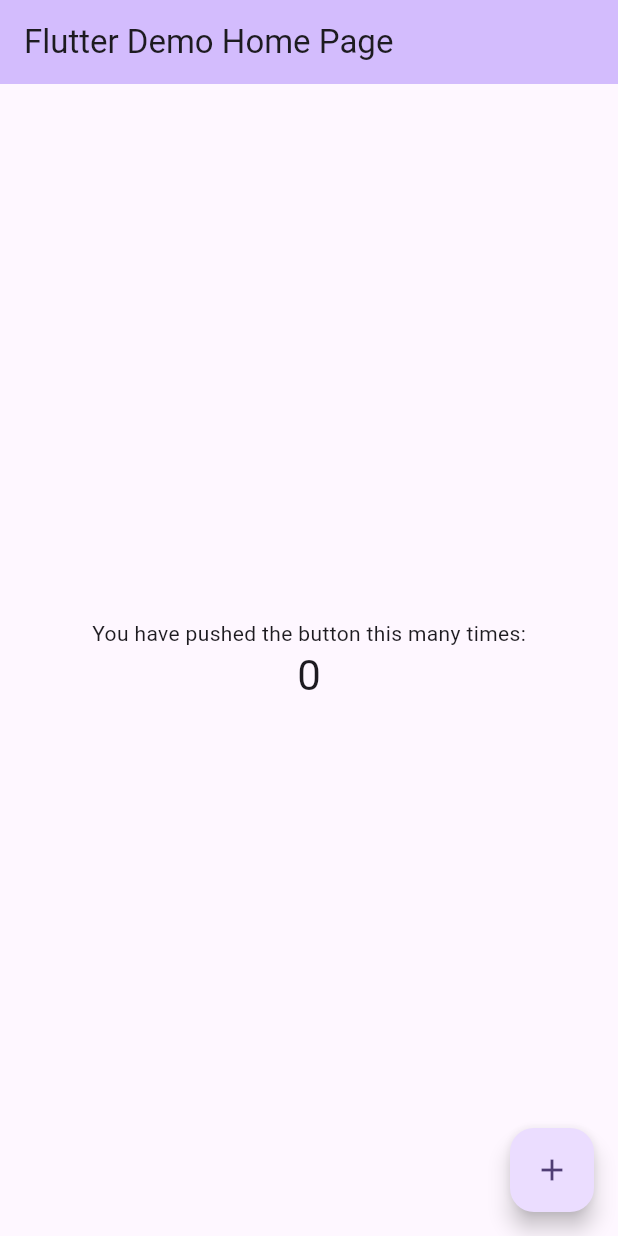
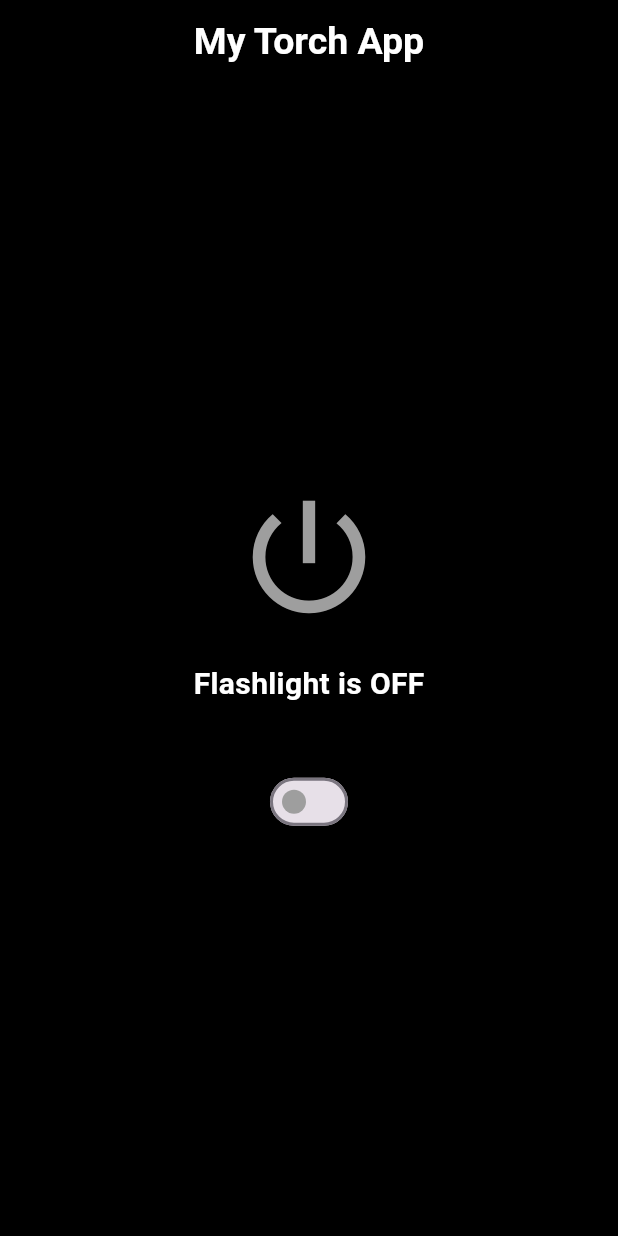
Before and after one commit to Suhairjaman/torch_app, a Flutter app: the screen it shows after launch, on a phone screen of 412 x 824 dp. Run offline on Flutter 3.47's test engine with Material 3 defaults, Android fonts, the phone set to English and light mode, and no system bars; our stand-ins replace get, lottie, shared_preferences; missing offline and left inert: torch_light.

Commit message:
Updated torch app

```diff
--- a/lib/main.dart
+++ b/lib/main.dart
@@ -1,4 +1,6 @@
 import 'package:flutter/material.dart';
+import 'package:get/get_navigation/src/root/get_material_app.dart';
+import 'package:torch_app/view/splash_screen.dart';
 
 void main() {
   runApp(const MyApp());
@@ -10,113 +12,13 @@ class MyApp extends StatelessWidget {
   // This widget is the root of your application.
   @override
   Widget build(BuildContext context) {
-    return MaterialApp(
-      title: 'Flutter Demo',
+    return GetMaterialApp(
+      title: 'Torch App',
+      debugShowCheckedModeBanner: false,
       theme: ThemeData(
-        // This is the theme of your application.
-        //
-        // TRY THIS: Try running your application with "flutter run". You'll see
-        // the application has a purple toolbar. Then, without quitting the app,
-        // try changing the seedColor in the colorScheme below to Colors.green
-        // and then invoke "hot reload" (save your changes or press the "hot
-        // reload" button in a Flutter-supported IDE, or press "r" if you used
-        // the command line to start the app).
-        //
-        // Notice that the counter didn't reset back to zero; the application
-        // state is not lost during the reload. To reset the state, use hot
-        // restart instead.
-        //
-        // This works for code too, not just values: Most code changes can be
-        // tested with just a hot reload.
         colorScheme: ColorScheme.fromSeed(seedColor: Colors.deepPurple),
       ),
-      home: const MyHomePage(title: 'Flutter Demo Home Page'),
+      home: SplashScreen(),
     );
   }
 }
-
-class MyHomePage extends StatefulWidget {
-  const MyHomePage({super.key, required this.title});
-
-  // This widget is the home page of your application. It is stateful, meaning
-  // that it has a State object (defined below) that contains fields that affect
-  // how it looks.
-
-  // This class is the configuration for the state. It holds the values (in this
-  // case the title) provided by the parent (in this case the App widget) and
-  // used by the build method of the State. Fields in a Widget subclass are
-  // always marked "final".
-
-  final String title;
-
-  @override
-  State<MyHomePage> createState() => _MyHomePageState();
-}
-
-class _MyHomePageState extends State<MyHomePage> {
-  int _counter = 0;
-
-  void _incrementCounter() {
-    setState(() {
-      // This call to setState tells the Flutter framework that something has
-      // changed in this State, which causes it to rerun the build method below
-      // so that the display can reflect the updated values. If we changed
-      // _counter without calling setState(), then the build method would not be
-      // called again, and so nothing would appear to happen.
-      _counter++;
-    });
-  }
-
-  @override
-  Widget build(BuildContext context) {
-    // This method is rerun every time setState is called, for instance as done
-    // by the _incrementCounter method above.
-    //
-    // The Flutter framework has been optimized to make rerunning build methods
-    // fast, so that you can just rebuild anything that needs updating rather
-    // than having to individually change instances of widgets.
-    return Scaffold(
-      appBar: AppBar(
-        // TRY THIS: Try changing the color here to a specific color (to
-        // Colors.amber, perhaps?) and trigger a hot reload to see the AppBar
-        // change color while the other colors stay the same.
-        backgroundColor: Theme.of(context).colorScheme.inversePrimary,
-        // Here we take the value from the MyHomePage object that was created by
-        // the App.build method, and use it to set our appbar title.
-        title: Text(widget.title),
-      ),
-      body: Center(
-        // Center is a layout widget. It takes a single child and positions it
-        // in the middle of the parent.
-        child: Column(
-          // Column is also a layout widget. It takes a list of children and
-          // arranges them vertically. By default, it sizes itself to fit its
-          // children horizontally, and tries to be as tall as its parent.
-          //
-          // Column has various properties to control how it sizes itself and
-          // how it positions its children. Here we use mainAxisAlignment to
-          // center the children vertically; the main axis here is the vertical
-          // axis because Columns are vertical (the cross axis would be
-          // horizontal).
-          //
-          // TRY THIS: Invoke "debug painting" (choose the "Toggle Debug Paint"
-          // action in the IDE, or press "p" in the console), to see the
-          // wireframe for each widget.
-          mainAxisAlignment: MainAxisAlignment.center,
-          children: <Widget>[
-            const Text('You have pushed the button this many times:'),
-            Text(
-              '$_counter',
-              style: Theme.of(context).textTheme.headlineMedium,
-            ),
-          ],
-        ),
-      ),
-      floatingActionButton: FloatingActionButton(
-        onPressed: _incrementCounter,
-        tooltip: 'Increment',
-        child: const Icon(Icons.add),
-      ), // This trailing comma makes auto-formatting nicer for build methods.
-    );
-  }
-}
--- /dev/null
+++ b/lib/view/torch_screen.dart
@@ -0,0 +1,75 @@
+import 'package:flutter/material.dart';
+import 'package:get/get.dart';
+import 'package:torch_app/controller/torch_controller.dart';
+
+class TorchScreen extends StatefulWidget {
+  const TorchScreen({super.key});
+
+  @override
+  State<TorchScreen> createState() => _TorchScreenState();
+}
+
+class _TorchScreenState extends State<TorchScreen> {
+  final MyTorchController torchController = Get.put(MyTorchController());
+
+  @override
+  Widget build(BuildContext context) {
+    return Scaffold(
+      backgroundColor: Colors.black, // Dark screen
+      appBar: AppBar(
+        backgroundColor: Colors.black,
+        title: Text(
+          'My Torch App',
+          style: TextStyle(
+            fontWeight: FontWeight.bold,
+            color: Colors.white,
+            fontSize: 25,
+          ),
+        ),
+        centerTitle: true,
+      ),
+      body: Center(
+        child: Obx(
+          () => Column(
+            mainAxisAlignment: MainAxisAlignment.center,
+            children: [
+              Icon(
+                Icons.power_settings_new,
+                size: 100,
+                color:
+                    torchController.isTorchOn.value
+                        ? Colors.orange
+                        : Colors.grey,
+              ),
+              SizedBox(height: 20),
+              Text(
+                torchController.isTorchOn.value
+                    ? "Flashlight is ON"
+                    : "Flashlight is OFF",
+                style: TextStyle(
+                  fontSize: 20,
+                  fontWeight: FontWeight.bold,
+                  color: Colors.white,
+                ),
+              ),
+              SizedBox(height: 40),
+              Switch(
+                value: torchController.isTorchOn.value,
+                onChanged: (bool value) {
+                  if (value) {
+                    torchController.toggleTorch();
+                  } else {
+                    torchController.toggleTorch();
+                  }
+                },
+
+                activeColor: Colors.orange,
+                inactiveThumbColor: Colors.grey,
+              ),
+            ],
+          ),
+        ),
+      ),
+    );
+  }
+}
```
Also changed, not shown: assets/images/Animation - 1741351329454.json (added, +1 -0 lines), lib/controller/torch_controller.dart (added, +36 -0 lines), lib/view/splash_screen.dart (added, +53 -0 lines), pubspec.yaml (+9 -3 lines), assets/images/icons/idea.png (added), assets/images/icons/light-bulb.png (added), pubspec.lock, 3 other files.
